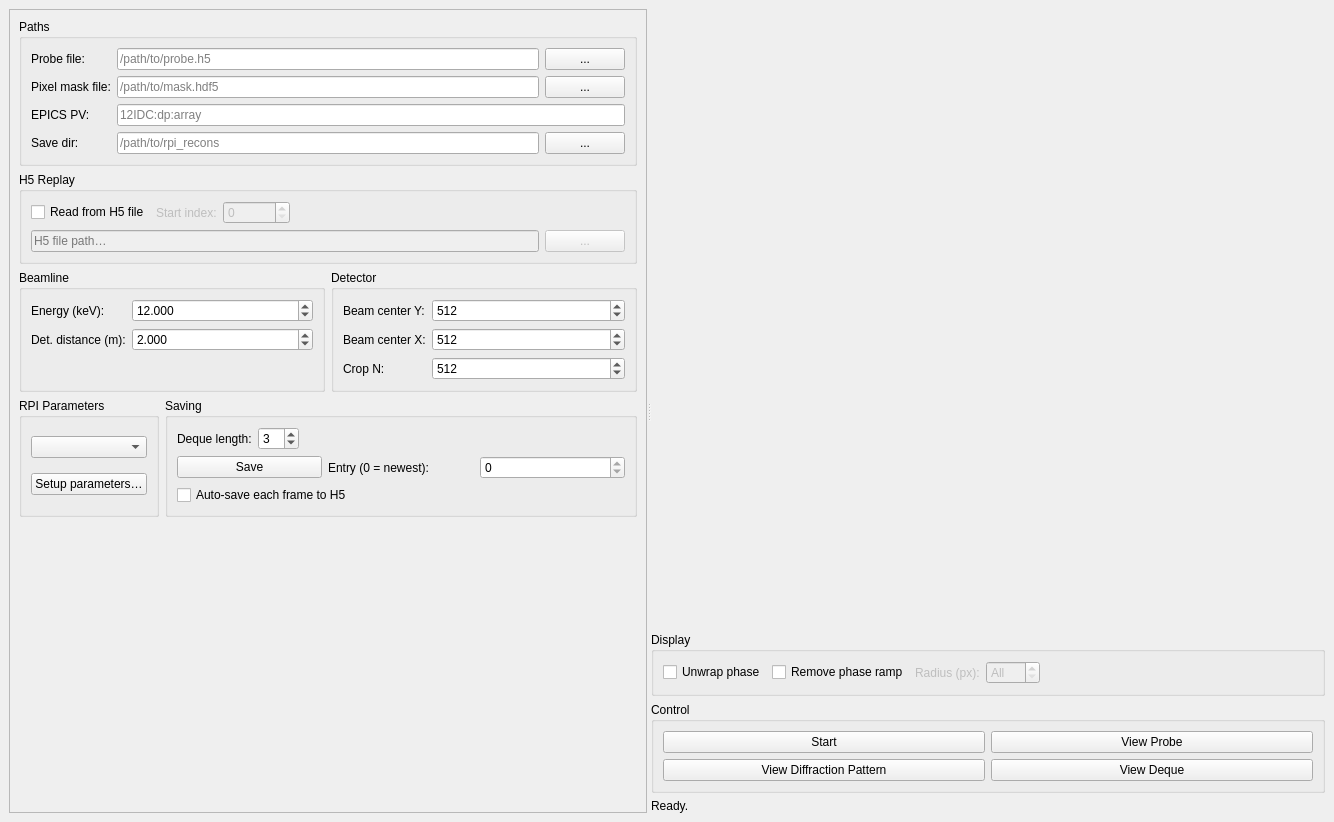
Qt form rpi_live_gui.ui (jooneal225/live_RPI_viewer) before a commit.
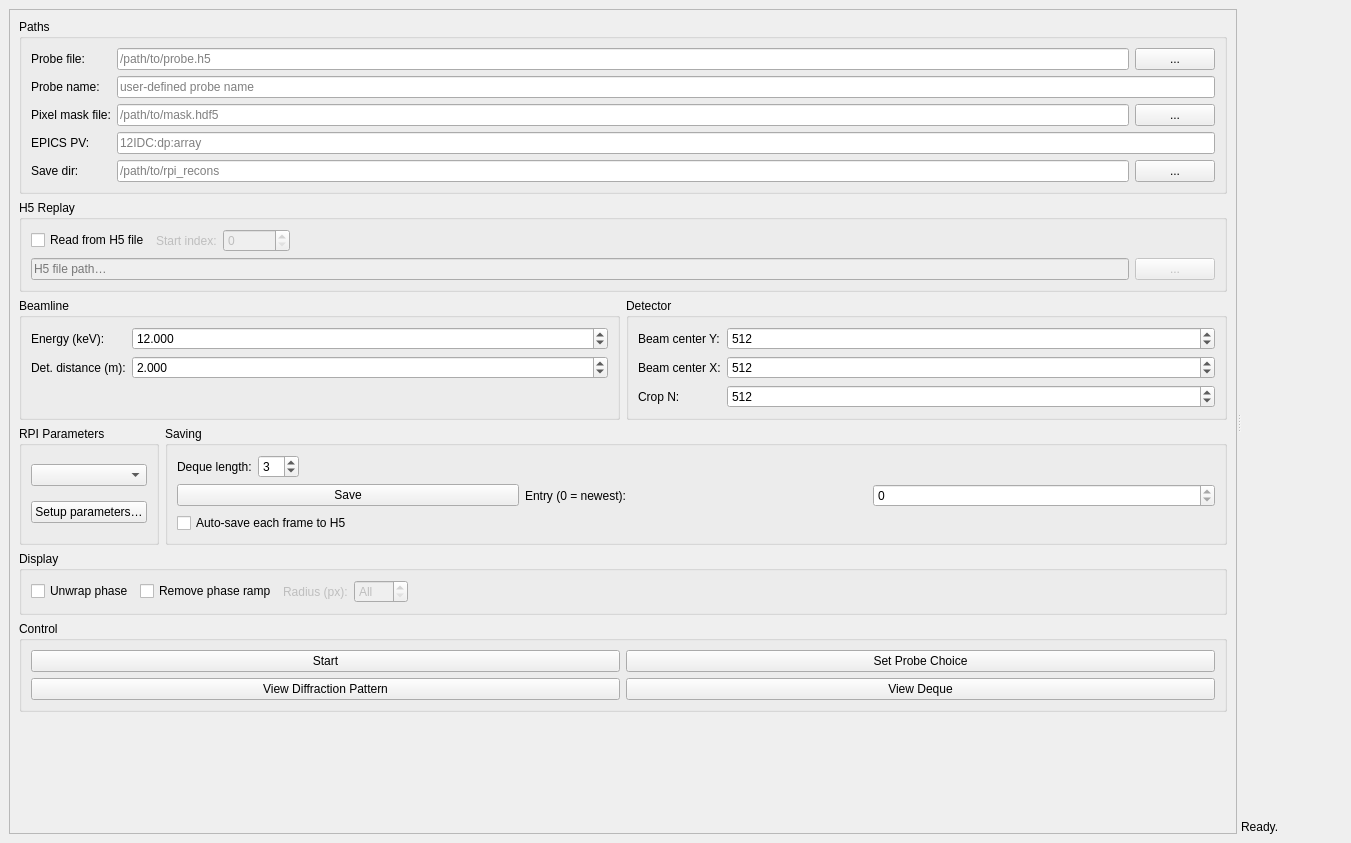
The same form after that commit. Custom widgets are drawn as their Qt base class.

Commit message: Probe choice library: named list with add/delete, preview, Accept

```diff
--- a/rpi_live_gui.ui
+++ b/rpi_live_gui.ui
@@ -6,8 +6,8 @@
    <rect>
     <x>0</x>
     <y>0</y>
-    <width>1334</width>
-    <height>822</height>
+    <width>1351</width>
+    <height>843</height>
    </rect>
   </property>
   <property name="windowTitle">
@@ -29,8 +29,8 @@
          <rect>
           <x>0</x>
           <y>0</y>
-          <width>492</width>
-          <height>1301</height>
+          <width>654</width>
+          <height>821</height>
          </rect>
         </property>
         <layout class="QVBoxLayout" name="leftVLayout">
@@ -66,13 +66,27 @@
              </layout>
             </item>
             <item row="1" column="0">
+             <widget class="QLabel" name="label_probe_name">
+              <property name="text">
+               <string>Probe name:</string>
+              </property>
+             </widget>
+            </item>
+            <item row="1" column="1">
+             <widget class="QLineEdit" name="probe_name_edit">
+              <property name="placeholderText">
+               <string>user-defined probe name</string>
+              </property>
+             </widget>
+            </item>
+            <item row="2" column="0">
              <widget class="QLabel" name="label_mask">
               <property name="text">
                <string>Pixel mask file:</string>
               </property>
              </widget>
             </item>
-            <item row="1" column="1">
+            <item row="2" column="1">
              <layout class="QHBoxLayout" name="mask_hl">
               <item>
                <widget class="QLineEdit" name="pixel_mask_file_edit">
@@ -90,28 +104,28 @@
               </item>
              </layout>
             </item>
-            <item row="2" column="0">
+            <item row="3" column="0">
              <widget class="QLabel" name="label_pv">
               <property name="text">
                <string>EPICS PV:</string>
               </property>
              </widget>
             </item>
-            <item row="2" column="1">
+            <item row="3" column="1">
              <widget class="QLineEdit" name="pv_name_edit">
               <property name="placeholderText">
                <string>12IDC:dp:array</string>
               </property>
              </widget>
             </item>
-            <item row="3" column="0">
+            <item row="4" column="0">
              <widget class="QLabel" name="label_savedir">
               <property name="text">
                <string>Save dir:</string>
               </property>
              </widget>
             </item>
-            <item row="3" column="1">
+            <item row="4" column="1">
              <layout class="QHBoxLayout" name="savedir_hl">
               <item>
                <widget class="QLineEdit" name="save_dir_edit">
@@ -445,41 +459,6 @@
           </layout>
          </item>
          <item>
-          <spacer name="leftSpacer">
-           <property name="orientation">
-            <enum>Qt::Vertical</enum>
-           </property>
-           <property name="sizeHint" stdset="0">
-            <size>
-             <width>0</width>
-             <height>40</height>
-            </size>
-           </property>
-          </spacer>
-         </item>
-        </layout>
-       </widget>
-      </widget>
-      <widget class="QWidget" name="rightPane">
-       <layout class="QVBoxLayout" name="rightVLayout">
-        <item>
-         <widget class="ImageView" name="image_view" native="true">
-          <property name="sizePolicy">
-           <sizepolicy hsizetype="Expanding" vsizetype="Expanding">
-            <horstretch>0</horstretch>
-            <verstretch>1</verstretch>
-           </sizepolicy>
-          </property>
-         </widget>
-        </item>
-        <item>
-         <widget class="QLabel" name="pixel_info_label">
-          <property name="text">
-           <string></string>
-          </property>
-         </widget>
-        </item>
-        <item>
          <widget class="QGroupBox" name="display_group">
           <property name="title">
            <string>Display</string>
@@ -564,7 +543,7 @@
            <item row="0" column="1">
             <widget class="QPushButton" name="change_probe_btn">
              <property name="text">
-              <string>View Probe</string>
+               <string>Set Probe Choice</string>
              </property>
             </widget>
            </item>
@@ -583,6 +562,41 @@
             </widget>
            </item>
           </layout>
+          </widget>
+         </item>
+         <item>
+          <spacer name="leftSpacer">
+           <property name="orientation">
+            <enum>Qt::Vertical</enum>
+           </property>
+           <property name="sizeHint" stdset="0">
+            <size>
+             <width>0</width>
+             <height>40</height>
+            </size>
+           </property>
+          </spacer>
+         </item>
+        </layout>
+       </widget>
+      </widget>
+      <widget class="QWidget" name="rightPane">
+       <layout class="QVBoxLayout" name="rightVLayout">
+        <item>
+         <widget class="ImageView" name="image_view" native="true">
+          <property name="sizePolicy">
+           <sizepolicy hsizetype="Expanding" vsizetype="Expanding">
+            <horstretch>0</horstretch>
+            <verstretch>1</verstretch>
+           </sizepolicy>
+          </property>
+         </widget>
+        </item>
+        <item>
+         <widget class="QLabel" name="pixel_info_label">
+          <property name="text">
+           <string/>
+          </property>
          </widget>
         </item>
         <item>
```
Lines whose indentation alone changed are shown as unchanged. The commit also changes 3 other files.
